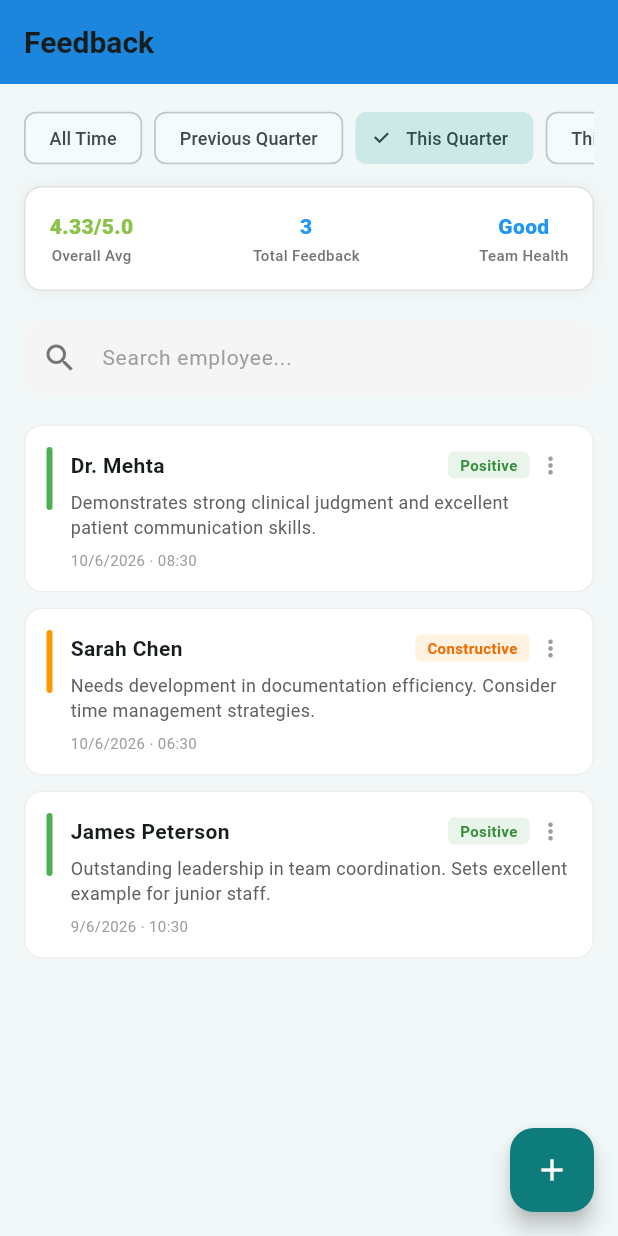
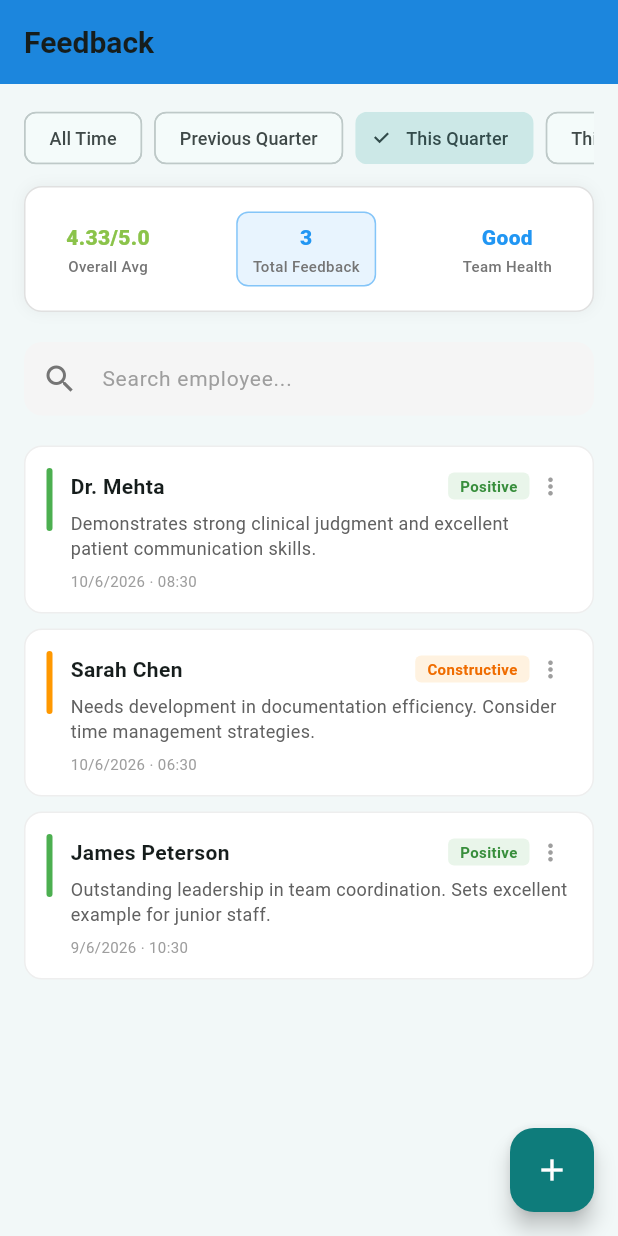
Before and after one commit to deshpandeatharv50-ai/pulse-review, a Flutter app: the FeedbackScreen screen opened directly, on a phone screen of 412 x 824 dp. Run offline on Flutter 3.47's test engine with Material 3 defaults, Android fonts, the phone set to English and light mode, and no system bars; our stand-ins replace supabase_flutter; accounts and stored records are empty.

Commit message:
Feedback: make header metrics clickable to filter the log
- Tap Overall Avg -> Positive, Team Health -> Constructive, Total Feedback -> All
- Selected metric gets a highlight; a "Showing X feedback" banner clears it
- Tapping the active metric again resets to All

Co-Authored-By: Claude Opus 4.8 <noreply@anthropic.com>

```diff
--- a/lib/screens/feedback_screen.dart
+++ b/lib/screens/feedback_screen.dart
@@ -20,6 +20,7 @@ class _FeedbackScreenState extends State<FeedbackScreen> {
   late Future<List<FeedbackItem>> _feedbacksFuture;
   String _searchQuery = '';
   String _dateFilter = 'This Quarter';
+  String _typeFilter = 'All'; // All | Positive | Constructive (set by tapping a metric)
 
   final _nameController = TextEditingController();
   final _commentController = TextEditingController();
@@ -729,13 +730,28 @@ class _FeedbackScreenState extends State<FeedbackScreen> {
     );
   }
 
-  Widget _buildMetric(String label, String value, Color color) {
-    return Column(
+  Widget _buildMetric(String label, String value, Color color, {String? filterKey}) {
+    final selected = filterKey != null && _typeFilter == filterKey;
+    return GestureDetector(
+      onTap: filterKey == null
+          ? null
+          : () => setState(() => _typeFilter = _typeFilter == filterKey ? 'All' : filterKey),
+      behavior: HitTestBehavior.opaque,
+      child: Container(
+        padding: const EdgeInsets.symmetric(horizontal: 10, vertical: 6),
+        decoration: BoxDecoration(
+          color: selected ? color.withOpacity(0.10) : Colors.transparent,
+          borderRadius: BorderRadius.circular(8),
+          border: Border.all(color: selected ? color.withOpacity(0.5) : Colors.transparent),
+        ),
+        child: Column(
           children: [
             Text(value, style: TextStyle(fontWeight: FontWeight.w800, fontSize: 14, color: color)),
             const SizedBox(height: 2),
             Text(label, style: TextStyle(fontSize: 10, color: Colors.grey[600], fontWeight: FontWeight.w500)),
           ],
+        ),
+      ),
     );
   }
 
@@ -905,9 +921,9 @@ class _FeedbackScreenState extends State<FeedbackScreen> {
                   child: Row(
                     mainAxisAlignment: MainAxisAlignment.spaceBetween,
                     children: [
-                      _buildMetric('Overall Avg', '${avgRating.toStringAsFixed(2)}/5.0', heatColor),
-                      _buildMetric('Total Feedback', filteredFeedbacks.length.toString(), Colors.blue),
-                      _buildMetric('Team Health', _getHealthStatus(filteredFeedbacks), _getHealthColor(filteredFeedbacks)),
+                      _buildMetric('Overall Avg', '${avgRating.toStringAsFixed(2)}/5.0', heatColor, filterKey: 'Positive'),
+                      _buildMetric('Total Feedback', filteredFeedbacks.length.toString(), Colors.blue, filterKey: 'All'),
+                      _buildMetric('Team Health', _getHealthStatus(filteredFeedbacks), _getHealthColor(filteredFeedbacks), filterKey: 'Constructive'),
                     ],
                   ),
                 );
@@ -936,23 +952,61 @@ class _FeedbackScreenState extends State<FeedbackScreen> {
                   final q = _searchQuery.toLowerCase();
                   final logItems = _filterFeedbacksByDate(allFeedbacks, _dateFilter)
                       .where((f) =>
-                          f.employeeName.toLowerCase().contains(q) ||
-                          f.comment.toLowerCase().contains(q))
+                          (_typeFilter == 'All' || f.feedbackType == _typeFilter) &&
+                          (f.employeeName.toLowerCase().contains(q) ||
+                              f.comment.toLowerCase().contains(q)))
                       .toList()
                     ..sort((a, b) => (b.createdAt ?? DateTime.now())
                         .compareTo(a.createdAt ?? DateTime.now()));
+                  final banner = _typeFilter == 'All'
+                      ? const SizedBox.shrink()
+                      : Padding(
+                          padding: const EdgeInsets.fromLTRB(16, 0, 16, 8),
+                          child: InkWell(
+                            onTap: () => setState(() => _typeFilter = 'All'),
+                            child: Container(
+                              padding: const EdgeInsets.symmetric(horizontal: 12, vertical: 8),
+                              decoration: BoxDecoration(
+                                color: Colors.grey[100],
+                                borderRadius: BorderRadius.circular(8),
+                              ),
+                              child: Row(
+                                children: [
+                                  Icon(Icons.filter_alt, size: 14, color: Colors.grey[700]),
+                                  const SizedBox(width: 6),
+                                  Text('Showing $_typeFilter feedback',
+                                      style: TextStyle(fontSize: 12, color: Colors.grey[800], fontWeight: FontWeight.w600)),
+                                  const Spacer(),
+                                  const Icon(Icons.close, size: 16, color: Colors.grey),
+                                ],
+                              ),
+                            ),
+                          ),
+                        );
                   if (logItems.isEmpty) {
-                    return Center(
+                    return Column(children: [
+                      banner,
+                      Expanded(
+                        child: Center(
                           child: Text('No feedback in this period',
                               style: TextStyle(color: Colors.grey[500])),
-                    );
+                        ),
+                      ),
+                    ]);
                   }
-                  return ListView.separated(
+                  return Column(
+                    children: [
+                      banner,
+                      Expanded(
+                        child: ListView.separated(
                           padding: const EdgeInsets.symmetric(horizontal: 16, vertical: 8),
                           itemCount: logItems.length,
                           separatorBuilder: (_, __) => const SizedBox(height: 10),
                           itemBuilder: (context, index) =>
                               _buildLogRow(logItems[index], allFeedbacks),
+                        ),
+                      ),
+                    ],
                   );
                 }),
               ),
```
Lines whose indentation alone changed are shown as unchanged.
